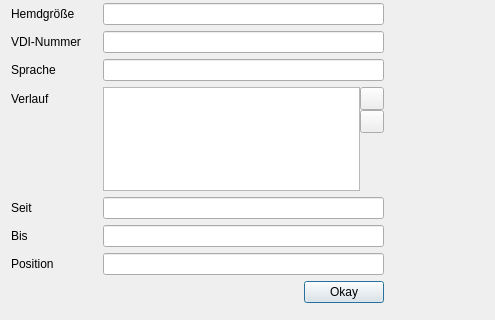
Above: member.ui from green-lion-racing/glr-database before the change; both pictures show x 0 to 495 and y 252 to 572 of the 495 by 572 pixel window. Below: the same form after it.
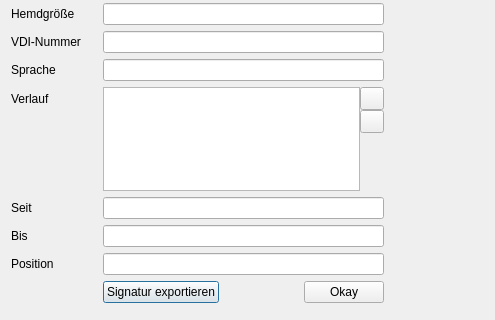
That is the form after the change. Icons and pictures are not drawn.

Commit message:
move export from tables to edit pages
add tool tips to tool buttons
add/improve icons

```diff
--- a/member.ui
+++ b/member.ui
@@ -230,6 +230,39 @@
      </item>
      <item row="15" column="1">
       <layout class="QHBoxLayout" name="horizontalLayout">
+       <item>
+        <layout class="QVBoxLayout" name="verticalLayout_2">
+         <property name="spacing">
+          <number>0</number>
+         </property>
+         <property name="topMargin">
+          <number>0</number>
+         </property>
+         <property name="rightMargin">
+          <number>0</number>
+         </property>
+         <item>
+          <spacer name="verticalSpacer_3">
+           <property name="orientation">
+            <enum>Qt::Vertical</enum>
+           </property>
+           <property name="sizeHint" stdset="0">
+            <size>
+             <width>20</width>
+             <height>40</height>
+            </size>
+           </property>
+          </spacer>
+         </item>
+         <item>
+          <widget class="QPushButton" name="pb_signature_export">
+           <property name="text">
+            <string>Signatur exportieren</string>
+           </property>
+          </widget>
+         </item>
+        </layout>
+       </item>
        <item>
         <spacer name="horizontalSpacer">
          <property name="orientation">
```
Left out of the diff: 21 changed lines with no effect on the pictures. The commit also changes 13 other files.
